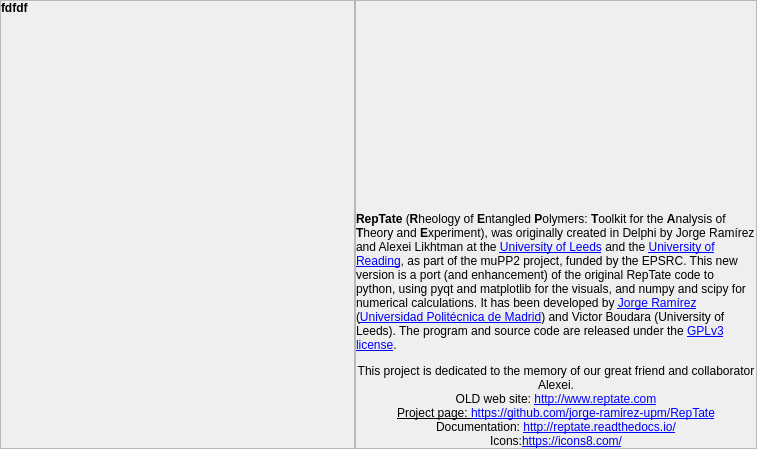
Before: the Qt Designer form RepTate/gui/AboutDialog.ui in jorge-ramirez-upm/RepTate, drawn with Qt 5.
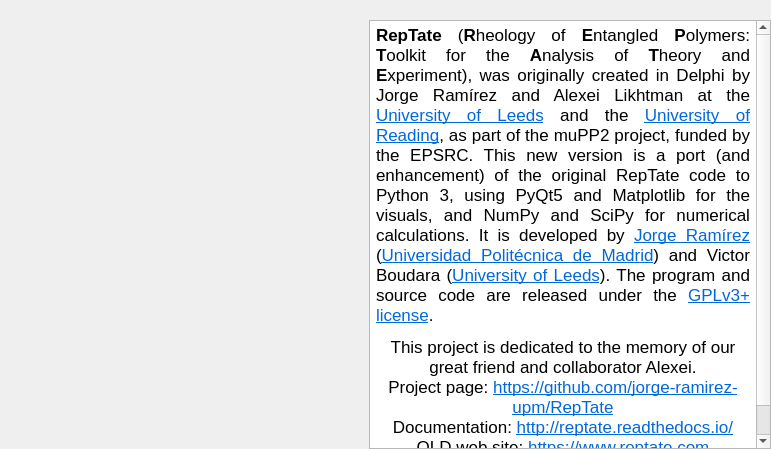
After: the same form once the commit is applied. Icons and pictures are not drawn.

Commit message: cosmetic edits to About dialog

```diff
--- a/RepTate/gui/AboutDialog.ui
+++ b/RepTate/gui/AboutDialog.ui
@@ -6,10 +6,22 @@
    <rect>
     <x>0</x>
     <y>0</y>
-    <width>757</width>
+    <width>771</width>
     <height>449</height>
    </rect>
   </property>
+  <property name="sizePolicy">
+   <sizepolicy hsizetype="Fixed" vsizetype="Fixed">
+    <horstretch>0</horstretch>
+    <verstretch>0</verstretch>
+   </sizepolicy>
+  </property>
+  <property name="maximumSize">
+   <size>
+    <width>771</width>
+    <height>449</height>
+   </size>
+  </property>
   <property name="windowTitle">
    <string>Dialog</string>
   </property>
@@ -20,10 +32,7 @@
   <property name="modal">
    <bool>true</bool>
   </property>
-  <layout class="QHBoxLayout" name="horizontalLayout_2">
-   <property name="spacing">
-    <number>0</number>
-   </property>
+  <layout class="QHBoxLayout" name="horizontalLayout">
    <property name="leftMargin">
     <number>0</number>
    </property>
@@ -39,7 +48,7 @@
    <item>
     <widget class="QFrame" name="frame">
      <property name="frameShape">
-      <enum>QFrame::StyledPanel</enum>
+      <enum>QFrame::NoFrame</enum>
      </property>
      <property name="frameShadow">
       <enum>QFrame::Raised</enum>
@@ -84,7 +93,7 @@
          <string notr="true">background-image: url(:/Images/Images/logo_with_uni_logo.png);</string>
         </property>
         <property name="text">
-         <string>fdfdf</string>
+         <string/>
         </property>
         <property name="scaledContents">
          <bool>false</bool>
@@ -93,7 +102,13 @@
          <set>Qt::AlignLeading|Qt::AlignLeft|Qt::AlignTop</set>
         </property>
         <property name="margin">
-         <number>4</number>
+         <number>0</number>
+        </property>
+        <property name="indent">
+         <number>0</number>
+        </property>
+        <property name="openExternalLinks">
+         <bool>true</bool>
         </property>
        </widget>
       </item>
@@ -115,15 +130,12 @@
       </size>
      </property>
      <property name="frameShape">
-      <enum>QFrame::StyledPanel</enum>
+      <enum>QFrame::NoFrame</enum>
      </property>
      <property name="frameShadow">
       <enum>QFrame::Raised</enum>
      </property>
-     <layout class="QVBoxLayout" name="verticalLayout_3">
-      <property name="spacing">
-       <number>0</number>
-      </property>
+     <layout class="QVBoxLayout" name="verticalLayout">
       <property name="leftMargin">
        <number>0</number>
       </property>
@@ -147,17 +159,25 @@
         <property name="alignment">
          <set>Qt::AlignCenter</set>
         </property>
+        <property name="margin">
+         <number>-3</number>
+        </property>
        </widget>
       </item>
       <item>
-       <widget class="QLabel" name="label_3">
-        <property name="text">
-         <string>&lt;html&gt;&lt;head/&gt;&lt;body&gt;&lt;p&gt;&lt;span style=&quot; font-weight:600;&quot;&gt;RepTate&lt;/span&gt; (&lt;span style=&quot; font-weight:600;&quot;&gt;R&lt;/span&gt;heology of &lt;span style=&quot; font-weight:600;&quot;&gt;E&lt;/span&gt;ntangled &lt;span style=&quot; font-weight:600;&quot;&gt;P&lt;/span&gt;olymers: &lt;span style=&quot; font-weight:600;&quot;&gt;T&lt;/span&gt;oolkit for the &lt;span style=&quot; font-weight:600;&quot;&gt;A&lt;/span&gt;nalysis of &lt;span style=&quot; font-weight:600;&quot;&gt;T&lt;/span&gt;heory and &lt;span style=&quot; font-weight:600;&quot;&gt;E&lt;/span&gt;xperiment), was originally created in Delphi by Jorge Ramírez and Alexei Likhtman at the &lt;a href=&quot;http://www.leeds.ac.uk/&quot;&gt;&lt;span style=&quot; text-decoration: underline; color:#0000ff;&quot;&gt;University of Leeds&lt;/span&gt;&lt;/a&gt; and the &lt;a href=&quot;http://www.reading.ac.uk/&quot;&gt;&lt;span style=&quot; text-decoration: underline; color:#0000ff;&quot;&gt;University of Reading&lt;/span&gt;&lt;/a&gt;, as part of the muPP2 project, funded by the EPSRC. This new version is a port (and enhancement) of the original RepTate code to python, using pyqt and matplotlib for the visuals, and numpy and scipy for numerical calculations. It has been developed by &lt;a href=&quot;mailto: jorge.ramirez@upm.es&quot;&gt;&lt;span style=&quot; text-decoration: underline; color:#0000ff;&quot;&gt;Jorge Ramírez&lt;/span&gt;&lt;/a&gt; (&lt;a href=&quot;www.upm.es&quot;&gt;&lt;span style=&quot; text-decoration: underline; color:#0000ff;&quot;&gt;Universidad Politécnica de Madrid&lt;/span&gt;&lt;/a&gt;) and Victor Boudara (University of Leeds). The program and source code are released under the &lt;a href=&quot;https://www.gnu.org/licenses/gpl-3.0.en.html&quot;&gt;&lt;span style=&quot; text-decoration: underline; color:#0000ff;&quot;&gt;GPLv3 license&lt;/span&gt;&lt;/a&gt;.&lt;/p&gt;&lt;p align=&quot;center&quot;&gt;This project is dedicated to the memory of our great friend and collaborator Alexei.&lt;br/&gt;OLD web site: &lt;a href=&quot;https://icons8.com/&quot;&gt;&lt;span style=&quot; text-decoration: underline; color:#0000ff;&quot;&gt;http://www.reptate.com&lt;br/&gt;&lt;/span&gt;&lt;/a&gt;&lt;a href=&quot;https://icons8.com/&quot;&gt;&lt;span style=&quot; text-decoration: underline; color:#000000;&quot;&gt;Project page: &lt;/span&gt;&lt;/a&gt;&lt;a href=&quot;https://github.com/jorge-ramirez-upm/RepTate &quot;&gt;&lt;span style=&quot; text-decoration: underline; color:#0000ff;&quot;&gt;https://github.com/jorge-ramirez-upm/RepTate&lt;br/&gt;&lt;/span&gt;&lt;/a&gt;Documentation: &lt;a href=&quot;https://github.com/jorge-ramirez-upm/RepTate &quot;&gt;&lt;span style=&quot; text-decoration: underline; color:#0000ff;&quot;&gt;http://reptate.readthedocs.io/&lt;br/&gt;&lt;/span&gt;&lt;/a&gt;Icons:&lt;a href=&quot; https://icons8.com/&quot;&gt;&lt;span style=&quot; text-decoration: underline; color:#0000ff;&quot;&gt;https://icons8.com/&lt;/span&gt;&lt;/a&gt;&lt;/p&gt;&lt;/body&gt;&lt;/html&gt;</string>
+       <widget class="QTextBrowser" name="textBrowser">
+        <property name="autoFillBackground">
+         <bool>true</bool>
         </property>
-        <property name="textFormat">
-         <enum>Qt::RichText</enum>
+        <property name="html">
+         <string>&lt;!DOCTYPE HTML PUBLIC &quot;-//W3C//DTD HTML 4.0//EN&quot; &quot;http://www.w3.org/TR/REC-html40/strict.dtd&quot;&gt;
+&lt;html&gt;&lt;head&gt;&lt;meta name=&quot;qrichtext&quot; content=&quot;1&quot; /&gt;&lt;style type=&quot;text/css&quot;&gt;
+p, li { white-space: pre-wrap; }
+&lt;/style&gt;&lt;/head&gt;&lt;body style=&quot; font-family:'.SF NS Text'; font-size:13pt; font-weight:400; font-style:normal;&quot;&gt;
+&lt;p align=&quot;justify&quot; style=&quot; margin-top:0px; margin-bottom:0px; margin-left:2px; margin-right:2px; -qt-block-indent:0; text-indent:0px;&quot;&gt;&lt;span style=&quot; font-weight:600;&quot;&gt;RepTate&lt;/span&gt; (&lt;span style=&quot; font-weight:600;&quot;&gt;R&lt;/span&gt;heology of &lt;span style=&quot; font-weight:600;&quot;&gt;E&lt;/span&gt;ntangled &lt;span style=&quot; font-weight:600;&quot;&gt;P&lt;/span&gt;olymers: &lt;span style=&quot; font-weight:600;&quot;&gt;T&lt;/span&gt;oolkit for the &lt;span style=&quot; font-weight:600;&quot;&gt;A&lt;/span&gt;nalysis of &lt;span style=&quot; font-weight:600;&quot;&gt;T&lt;/span&gt;heory and &lt;span style=&quot; font-weight:600;&quot;&gt;E&lt;/span&gt;xperiment), was originally created in Delphi by Jorge Ramírez and Alexei Likhtman at the &lt;a href=&quot;http://www.leeds.ac.uk/&quot;&gt;&lt;span style=&quot; text-decoration: underline; color:#0068da;&quot;&gt;University of Leeds&lt;/span&gt;&lt;/a&gt; and the &lt;a href=&quot;http://www.reading.ac.uk/&quot;&gt;&lt;span style=&quot; text-decoration: underline; color:#0068da;&quot;&gt;University of Reading&lt;/span&gt;&lt;/a&gt;, as part of the muPP2 project, funded by the EPSRC. This new version is a port (and enhancement) of the original RepTate code to Python 3, using PyQt5 and Matplotlib for the visuals, and NumPy and SciPy for numerical calculations. It is developed by &lt;a href=&quot;mailto: jorge.ramirez@upm.es&quot;&gt;&lt;span style=&quot; text-decoration: underline; color:#0068da;&quot;&gt;Jorge Ramírez&lt;/span&gt;&lt;/a&gt; (&lt;a href=&quot;http://www.upm.es&quot;&gt;&lt;span style=&quot; text-decoration: underline; color:#0068da;&quot;&gt;Universidad Politécnica de Madrid&lt;/span&gt;&lt;/a&gt;) and Victor Boudara (&lt;a href=&quot;http://www.leeds.ac.uk&quot;&gt;&lt;span style=&quot; text-decoration: underline; color:#0068da;&quot;&gt;University of Leeds&lt;/span&gt;&lt;/a&gt;). The program and source code are released under the &lt;a href=&quot;https://www.gnu.org/licenses/gpl-3.0.en.html&quot;&gt;&lt;span style=&quot; text-decoration: underline; color:#0068da;&quot;&gt;GPLv3+ license&lt;/span&gt;&lt;/a&gt;.&lt;/p&gt;
+&lt;p align=&quot;center&quot; style=&quot; margin-top:12px; margin-bottom:12px; margin-left:0px; margin-right:0px; -qt-block-indent:0; text-indent:0px;&quot;&gt;This project is dedicated to the memory of our great friend and collaborator Alexei.&lt;br /&gt;Project page: &lt;a href=&quot;https://github.com/jorge-ramirez-upm/RepTate&quot;&gt;&lt;span style=&quot; text-decoration: underline; color:#0068da;&quot;&gt;https://github.com/jorge-ramirez-upm/RepTate&lt;/span&gt;&lt;/a&gt;&lt;br /&gt;Documentation: &lt;a href=&quot;https://reptate.readthedocs.io/&quot;&gt;&lt;span style=&quot; text-decoration: underline; color:#0068da;&quot;&gt;http://reptate.readthedocs.io/&lt;/span&gt;&lt;/a&gt;&lt;br /&gt;OLD web site: &lt;a href=&quot;http://www.reptate.com&quot;&gt;&lt;span style=&quot; text-decoration: underline; color:#0068da;&quot;&gt;https://www.reptate.com&lt;/span&gt;&lt;/a&gt;&lt;br /&gt;Icons: &lt;a href=&quot;https://icons8.com/&quot;&gt;&lt;span style=&quot; text-decoration: underline; color:#0068da;&quot;&gt;https://icons8.com/&lt;/span&gt;&lt;/a&gt;&lt;/p&gt;&lt;/body&gt;&lt;/html&gt;</string>
         </property>
-        <property name="wordWrap">
+        <property name="openExternalLinks">
          <bool>true</bool>
         </property>
        </widget>
```
The commit also changes 3 other files.
